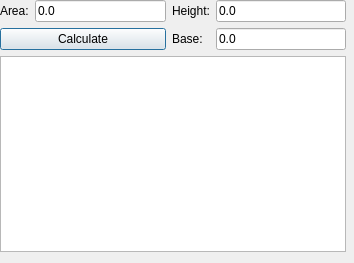
First picture: the form in src/gui/triangle_perimeter.ui, repository ayham-1/upperLowerBounds, before the edit.
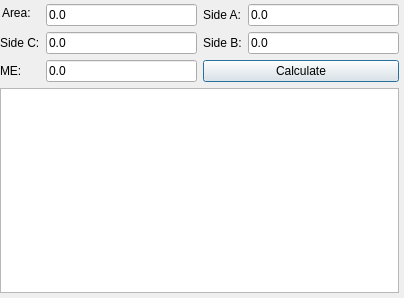
Second picture: the form after the edit.

Patch:
```diff
--- a/src/gui/triangle_perimeter.ui
+++ b/src/gui/triangle_perimeter.ui
@@ -6,69 +6,103 @@
    <rect>
     <x>0</x>
     <y>0</y>
-    <width>354</width>
-    <height>263</height>
+    <width>404</width>
+    <height>298</height>
    </rect>
   </property>
   <property name="windowTitle">
    <string>Triangle Formula: Area</string>
   </property>
-  <widget class="QWidget" name="layoutWidget">
+  <widget class="QLabel" name="label">
+   <property name="geometry">
+    <rect>
+     <x>2</x>
+     <y>4</y>
+     <width>41</width>
+     <height>17</height>
+    </rect>
+   </property>
+   <property name="text">
+    <string>Area:</string>
+   </property>
+  </widget>
+  <widget class="QWidget" name="">
    <property name="geometry">
     <rect>
      <x>0</x>
-     <y>0</y>
-     <width>346</width>
-     <height>252</height>
+     <y>4</y>
+     <width>399</width>
+     <height>289</height>
     </rect>
    </property>
-   <layout class="QVBoxLayout" name="verticalLayout">
-    <item>
+   <layout class="QGridLayout" name="gridLayout_2">
+    <item row="0" column="0">
      <layout class="QGridLayout" name="gridLayout">
-      <item row="0" column="0">
-       <widget class="QLabel" name="label">
-        <property name="text">
-         <string>Area:</string>
-        </property>
-       </widget>
-      </item>
-      <item row="0" column="1">
-       <widget class="QLineEdit" name="areaText">
-        <property name="text">
-         <string>0.0</string>
-        </property>
-       </widget>
-      </item>
-      <item row="0" column="2">
-       <widget class="QLabel" name="label_2">
-        <property name="text">
-         <string>Height:</string>
-        </property>
-       </widget>
-      </item>
       <item row="0" column="3">
-       <widget class="QLineEdit" name="heightText">
+       <widget class="QLabel" name="label_2">
+        <property name="text">
+         <string>Side A:</string>
+        </property>
+       </widget>
+      </item>
+      <item row="0" column="4">
+       <widget class="QLineEdit" name="sideAText">
         <property name="text">
          <string>0.0</string>
         </property>
        </widget>
       </item>
       <item row="1" column="0" colspan="2">
-       <widget class="QPushButton" name="calculateBtn">
+       <widget class="QLabel" name="label_5">
         <property name="text">
-         <string>Calculate</string>
+         <string>Side C:</string>
         </property>
        </widget>
       </item>
       <item row="1" column="2">
-       <widget class="QLabel" name="label_3">
+       <widget class="QLineEdit" name="sideCText">
         <property name="text">
-         <string>Base:</string>
+         <string>0.0</string>
         </property>
        </widget>
       </item>
       <item row="1" column="3">
-       <widget class="QLineEdit" name="baseText">
+       <widget class="QLabel" name="label_3">
+        <property name="text">
+         <string>Side B:</string>
+        </property>
+       </widget>
+      </item>
+      <item row="1" column="4">
+       <widget class="QLineEdit" name="sideBText">
+        <property name="text">
+         <string>0.0</string>
+        </property>
+       </widget>
+      </item>
+      <item row="2" column="2">
+       <widget class="QLineEdit" name="maxErrorText">
+        <property name="text">
+         <string>0.0</string>
+        </property>
+       </widget>
+      </item>
+      <item row="2" column="3" colspan="2">
+       <widget class="QPushButton" name="calculateBtn">
+        <property name="text">
+         <string>Calculate</string>
+        </property>
+       </widget>
+      </item>
+      <item row="2" column="0" colspan="2">
+       <widget class="QLabel" name="label_4">
+        <property name="text">
+         <string>ME:</string>
+        </property>
+       </widget>
+      </item>
+      <item row="0" column="2">
+       <widget class="QLineEdit" name="perimeterText">
         <property name="text">
          <string>0.0</string>
         </property>
@@ -76,7 +110,7 @@
       </item>
      </layout>
     </item>
-    <item>
+    <item row="1" column="0">
      <widget class="QPlainTextEdit" name="plainTextEdit"/>
     </item>
    </layout>
```
